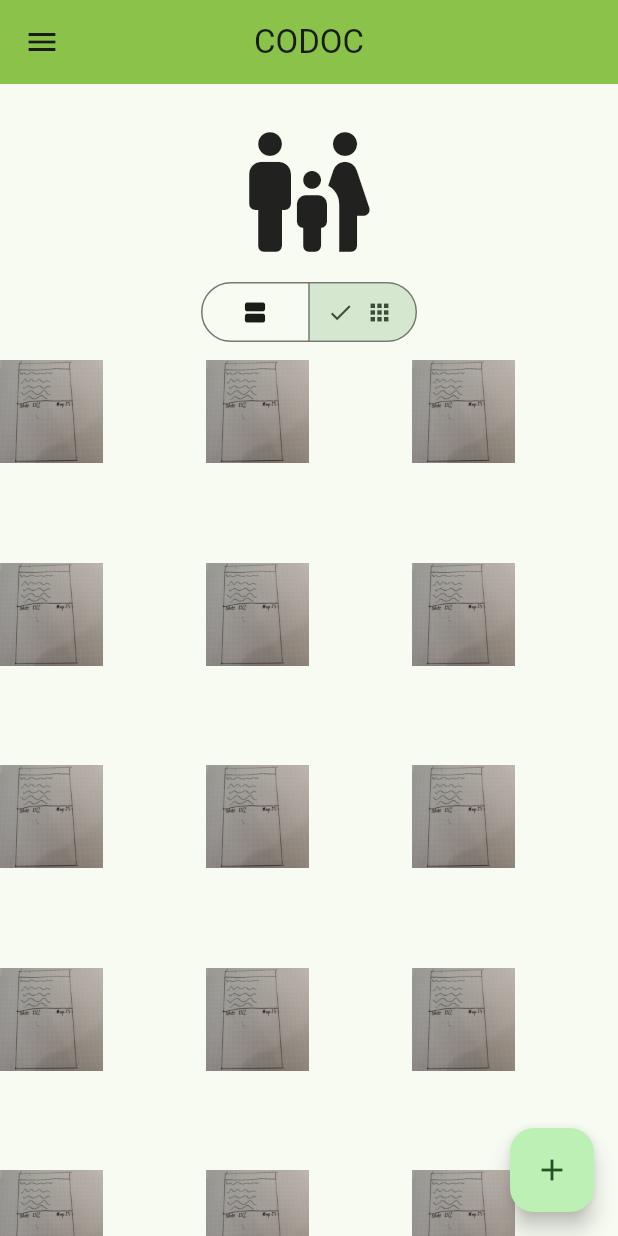
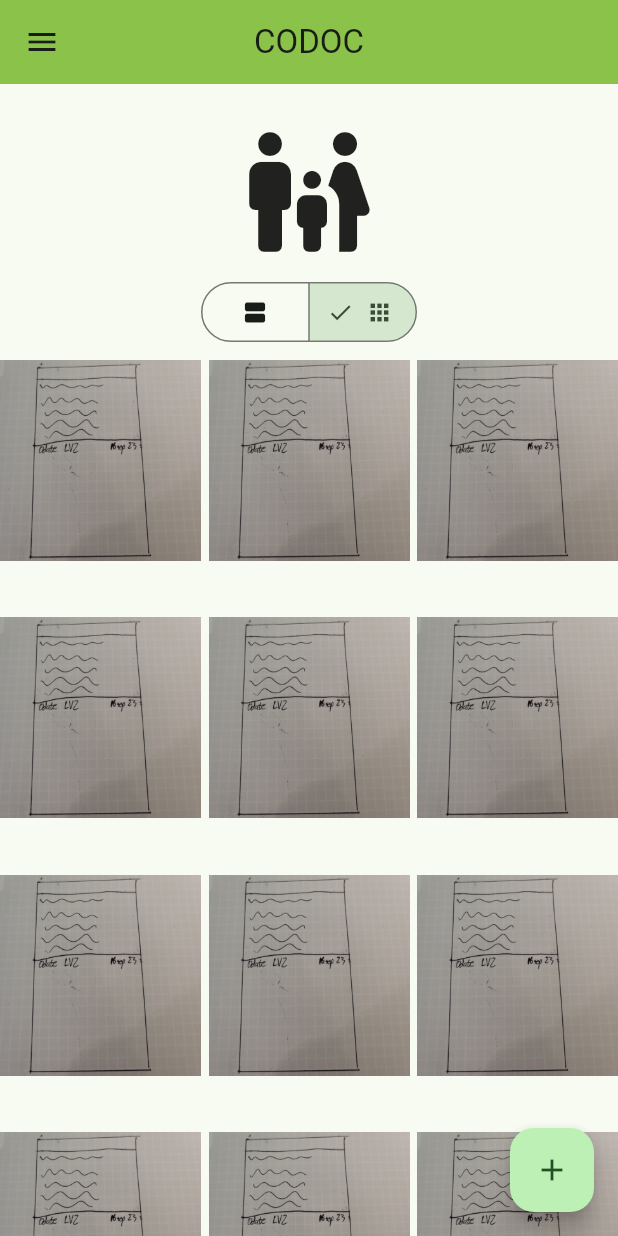
Before and after one commit to R0KK1T/CoDoC, a Flutter app: the screen it shows after launch, after a tap on the "apps" icon, on a phone screen of 412 x 824 dp. Run offline on Flutter 3.47's test engine with Material 2 defaults, Android fonts, the phone set to English and light mode, and no system bars; our stand-ins replace firebase_core; accounts and stored records are empty.

```diff
--- a/lib/feed_screen.dart
+++ b/lib/feed_screen.dart
@@ -166,9 +166,9 @@ class _MyHomePageState extends State<MyHomePage> {
             gridDelegate: SliverGridDelegateWithFixedCrossAxisCount(
               crossAxisCount: selection.first == ViewType.listView ? 1 : 3,
               childAspectRatio: 1.0,
-              crossAxisSpacing: 0.0,
-              mainAxisSpacing: 0.0,
-              mainAxisExtent: selection.first == ViewType.listView ? 500 : 135,
+              crossAxisSpacing: 5.0,
+              mainAxisSpacing: 1.5,
+              mainAxisExtent: selection.first == ViewType.listView ? 500 : 170,
             ),
             delegate: SliverChildBuilderDelegate(
               (context, index) {
@@ -210,18 +210,15 @@ class GridViewCard extends StatelessWidget {
 
   @override
   Widget build(BuildContext context) {
-    return GridView.builder(
+    return GridView.count(
       physics: NeverScrollableScrollPhysics(),
-      itemCount: 1,
-      gridDelegate:
-          SliverGridDelegateWithFixedCrossAxisCount(crossAxisCount: 2),
-      itemBuilder: (BuildContext context, index) {
-        String imagePath = imagePaths[0];
-        return Image.asset(
-          imagePath,
+      crossAxisCount: 1,
+      children: [
+        Image.asset(
+          imagePaths[0],
           fit: BoxFit.fill,
-        );
-      },
+        ),
+      ],
     );
   }
 }
```
